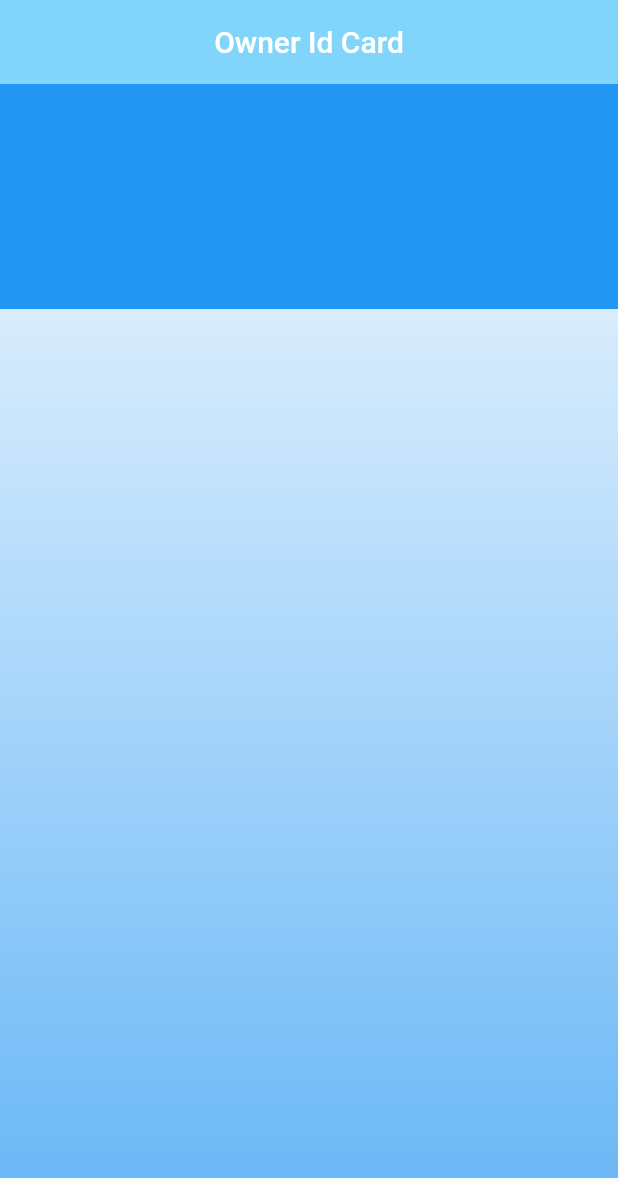
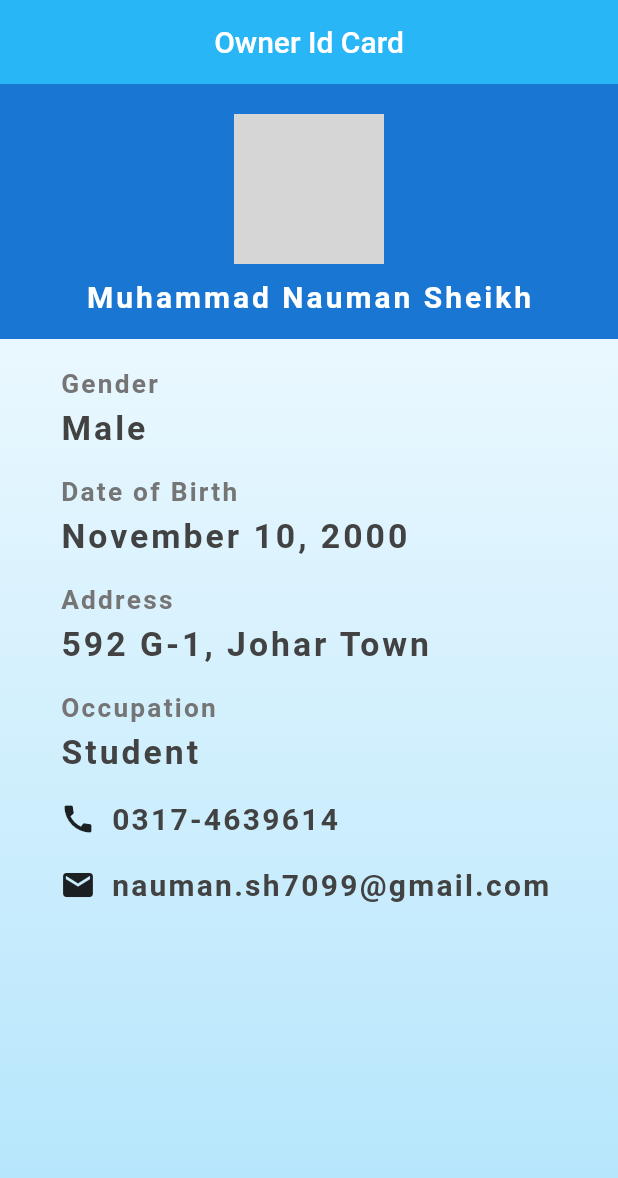
Before and after one commit to BSEF19M504/Owner_Id_in_Flutter, a Flutter app: the screen it shows after launch, on a phone screen of 412 x 824 dp. Shown: the top 1178 px of the screen. Run offline on Flutter 3.47's test engine with Material 2 defaults, Android fonts, the phone set to English and light mode, and no system bars; grey boxes are pictures that could not be loaded.

Commit message:
Added information display

```diff
--- a/lib/main.dart
+++ b/lib/main.dart
@@ -2,6 +2,7 @@ import 'package:flutter/material.dart';
 
 void main() {
   runApp(const MaterialApp(
+    debugShowCheckedModeBanner: false,
     home: IdApp(),
   ));
 }
@@ -11,8 +12,10 @@ class IdApp extends StatelessWidget {
 
   @override
   Widget build(BuildContext context) {
-    List<String> options = ["Name", "Date of Birth"];
-    List<String> answers = ["Muhammad Nauman Sheikh","November 10, 2000"];
+    List<String> options = ["Gender","Date of Birth","Address","Occupation"];
+    List<String> answers = ["Male","November 10, 2000","592 G-1, Johar Town","Student"];
+    List<IconData> contactIcons = [Icons.call,Icons.email];
+    List<String> contactInfo = ["0317-4639614","nauman.sh7099@gmail.com"];
     return Container(
       decoration: BoxDecoration(
           gradient: LinearGradient(
@@ -20,7 +23,7 @@ class IdApp extends StatelessWidget {
             end: Alignment.bottomCenter,
             colors: [
               Colors.white,
-              Colors.blue.shade300,
+              Colors.lightBlue.shade100,
             ],
           )
       ),
@@ -30,17 +33,100 @@ class IdApp extends StatelessWidget {
           title: const Text("Owner Id Card"),
           centerTitle: true,
           elevation: 0.0,
-          backgroundColor: Colors.lightBlue[200],
+          backgroundColor: Colors.lightBlue[400],
         ),
         body: Column(
           crossAxisAlignment: CrossAxisAlignment.start,
           children: [
             Container(
-              height: 150,
-              color: Colors.blue,
+              height: 170,
+              color: Colors.blue.shade700,
               child: Row(
                 mainAxisAlignment: MainAxisAlignment.center,
-
+                children: [
+                  Padding(
+                    padding: const EdgeInsets.fromLTRB(0,20,0,0),
+                    child: Column(
+                      children: [
+                        ClipRRect(
+                          borderRadius: BorderRadius.circular(30),
+                          child: Image.asset(
+                            "assets/img_user.jpg",
+                            width: 100,
+                            height: 100,
+                          ),
+                        ),
+                        const SizedBox(height: 10,),
+                        const Text(
+                          "Muhammad Nauman Sheikh",
+                          style: TextStyle(
+                            letterSpacing: 2,
+                            fontSize: 20,
+                            color: Colors.white,
+                            fontWeight: FontWeight.bold
+                          ),
+                        )
+                      ],
+                    ),
+                  )
+                ],
+              ),
+            ),
+            Padding(
+              padding: const EdgeInsets.fromLTRB(40, 20, 0, 0),
+              child: Column(
+                crossAxisAlignment: CrossAxisAlignment.start,
+                children: [
+                  for (int i=0; i<options.length; i++)...[
+                    Text(
+                      options[i],
+                      style: TextStyle(
+                          fontWeight: FontWeight.bold,
+                          fontSize: 17.5,
+                          letterSpacing: 1.5,
+                          color: Colors.grey[600]
+                      ),
+                    ),
+                    const SizedBox(
+                      height: 5,
+                    ),
+                    Text(
+                      answers[i],
+                      style: TextStyle(
+                          fontWeight: FontWeight.bold,
+                          fontSize: 22.50,
+                          letterSpacing: 2,
+                          color: Colors.grey[800]
+                      ),
+                    ),
+                    const SizedBox(
+                      height: 20,
+                    ),
+                  ],
+                  for(int i=0; i<contactInfo.length;i++)...[
+                    Row(
+                      children: [
+                        Icon(
+                            contactIcons[i]
+                        ),
+                        const SizedBox(
+                          width: 10,
+                        ),
+                        Text(contactInfo[i],
+                          style: TextStyle(
+                              fontSize: 20,
+                              letterSpacing: 1.5,
+                              fontWeight: FontWeight.bold,
+                              color: Colors.grey[800]
+                          ),
+                        ),
+                      ],
+                    ),
+                    const SizedBox(
+                      height: 20,
+                    ),
+                  ],
+                ],
               ),
             ),
           ],
```
Also changed, not shown: 1 other file.
